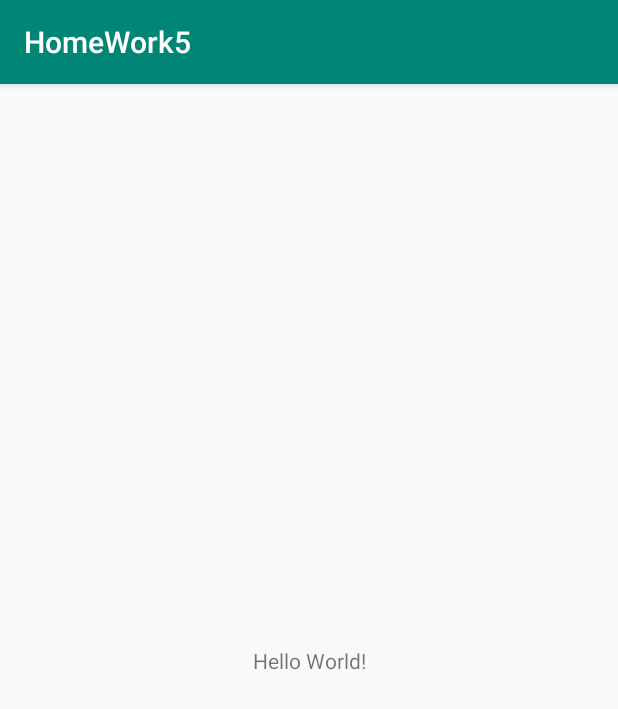
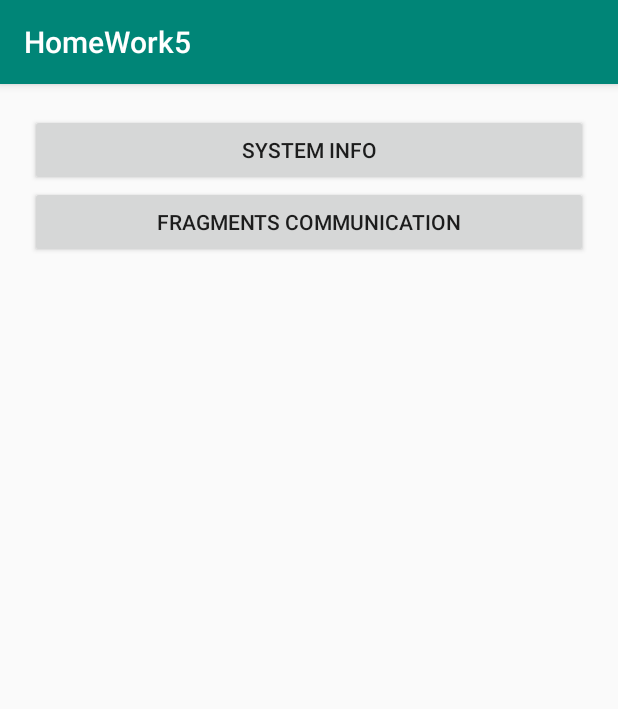
Before and after one commit to banancheg007/HomeTask5, an Android app: the screen it shows after launch (MainActivity), on a phone screen of 412 x 824 dp. Shown: the top 709 px of the screen. Run offline under Robolectric (Android 15) with nearby library versions, the phone set to English and light mode, and no system bars.

Commit message:
Add implementation of fragment main and empty fragments class

```diff
--- /dev/null
+++ b/app/src/main/java/my/banancheg/com/homework5/BlueFragment.kt
@@ -0,0 +1,7 @@
+package my.banancheg.com.homework5
+
+import android.support.v4.app.Fragment
+
+class BlueFragment: Fragment(){
+
+}
--- /dev/null
+++ b/app/src/main/java/my/banancheg/com/homework5/CommunicationFragment.kt
@@ -0,0 +1,7 @@
+package my.banancheg.com.homework5
+
+import android.support.v4.app.Fragment
+
+class CommunicationFragment: Fragment(){
+
+}
--- /dev/null
+++ b/app/src/main/java/my/banancheg/com/homework5/FragmentSystemInfo.kt
@@ -0,0 +1,7 @@
+package my.banancheg.com.homework5
+
+import android.support.v4.app.Fragment
+
+class FragmentSystemInfo: Fragment(){
+
+}
--- /dev/null
+++ b/app/src/main/java/my/banancheg/com/homework5/GreenFragment.kt
@@ -0,0 +1,7 @@
+package my.banancheg.com.homework5
+
+import android.support.v4.app.Fragment
+
+class GreenFragment: Fragment(){
+
+}
--- a/app/src/main/java/my/banancheg/com/homework5/MainActivity.kt
+++ b/app/src/main/java/my/banancheg/com/homework5/MainActivity.kt
@@ -7,6 +7,9 @@ class MainActivity : AppCompatActivity() {
 
     override fun onCreate(savedInstanceState: Bundle?) {
         super.onCreate(savedInstanceState)
+        supportFragmentManager.beginTransaction()
+            .add(R.id.fragment_framelayout, MainFragment())
+            .commit()
         setContentView(R.layout.activity_main)
     }
 }
--- /dev/null
+++ b/app/src/main/java/my/banancheg/com/homework5/MainFragment.kt
@@ -0,0 +1,43 @@
+package my.banancheg.com.homework5
+
+import android.os.Bundle
+import android.support.v4.app.Fragment
+import android.view.LayoutInflater
+import android.view.View
+import android.view.ViewGroup
+import kotlinx.android.synthetic.main.fragment_main.*
+
+class MainFragment : Fragment(), View.OnClickListener {
+
+    override fun onClick(view: View?) {
+        when(view?.id){
+            R.id.button_system_info -> {
+                replaceFragment(FragmentSystemInfo())
+            }
+            R.id.button_fragments_communication -> {
+                replaceFragment(CommunicationFragment())
+            }
+        }
+    }
+
+    override fun onCreateView(inflater: LayoutInflater, container: ViewGroup?, savedInstanceState: Bundle?): View? {
+        return inflater.inflate(R.layout.fragment_main, container, false)
+    }
+
+
+    private fun replaceFragment(fragment: Fragment){
+        fragmentManager?.apply {
+            beginTransaction()
+                .replace(R.id.fragment_framelayout, fragment)
+                .addToBackStack(null)
+                .commit()
+        }
+    }
+
+    override fun onViewCreated(view: View, savedInstanceState: Bundle?) {
+        super.onViewCreated(view, savedInstanceState)
+        button_fragments_communication.setOnClickListener(this)
+        button_system_info.setOnClickListener(this)
+    }
+
+}
--- a/app/src/main/res/layout/activity_main.xml
+++ b/app/src/main/res/layout/activity_main.xml
@@ -1,19 +1,11 @@
 <?xml version="1.0" encoding="utf-8"?>
-<android.support.constraint.ConstraintLayout
+<FrameLayout
         xmlns:android="http://schemas.android.com/apk/res/android"
         xmlns:tools="http://schemas.android.com/tools"
         xmlns:app="http://schemas.android.com/apk/res-auto"
         android:layout_width="match_parent"
         android:layout_height="match_parent"
+        android:id="@+id/fragment_framelayout"
         tools:context=".MainActivity">
 
-    <TextView
-            android:layout_width="wrap_content"
-            android:layout_height="wrap_content"
-            android:text="Hello World!"
-            app:layout_constraintBottom_toBottomOf="parent"
-            app:layout_constraintLeft_toLeftOf="parent"
-            app:layout_constraintRight_toRightOf="parent"
-            app:layout_constraintTop_toTopOf="parent"/>
-
-</android.support.constraint.ConstraintLayout>
+</FrameLayout>
--- /dev/null
+++ b/app/src/main/res/layout/fragment_main.xml
@@ -0,0 +1,18 @@
+<?xml version="1.0" encoding="utf-8"?>
+<LinearLayout xmlns:android="http://schemas.android.com/apk/res/android"
+              android:orientation="vertical"
+              android:layout_width="match_parent"
+              android:layout_height="match_parent"
+              android:padding="20dp">
+    <Button
+            android:id="@+id/button_system_info"
+            android:text="@string/system_info"
+            android:layout_width="match_parent"
+            android:layout_height="wrap_content"/>
+    <Button
+            android:id="@+id/button_fragments_communication"
+            android:text="@string/fragments_communication"
+            android:layout_width="match_parent"
+            android:layout_height="wrap_content"/>
+
+</LinearLayout>
--- a/app/src/main/res/values/strings.xml
+++ b/app/src/main/res/values/strings.xml
@@ -1,3 +1,5 @@
 <resources>
     <string name="app_name">HomeWork5</string>
+    <string name="system_info">System info</string>
+    <string name="fragments_communication">Fragments communication</string>
 </resources>
```
